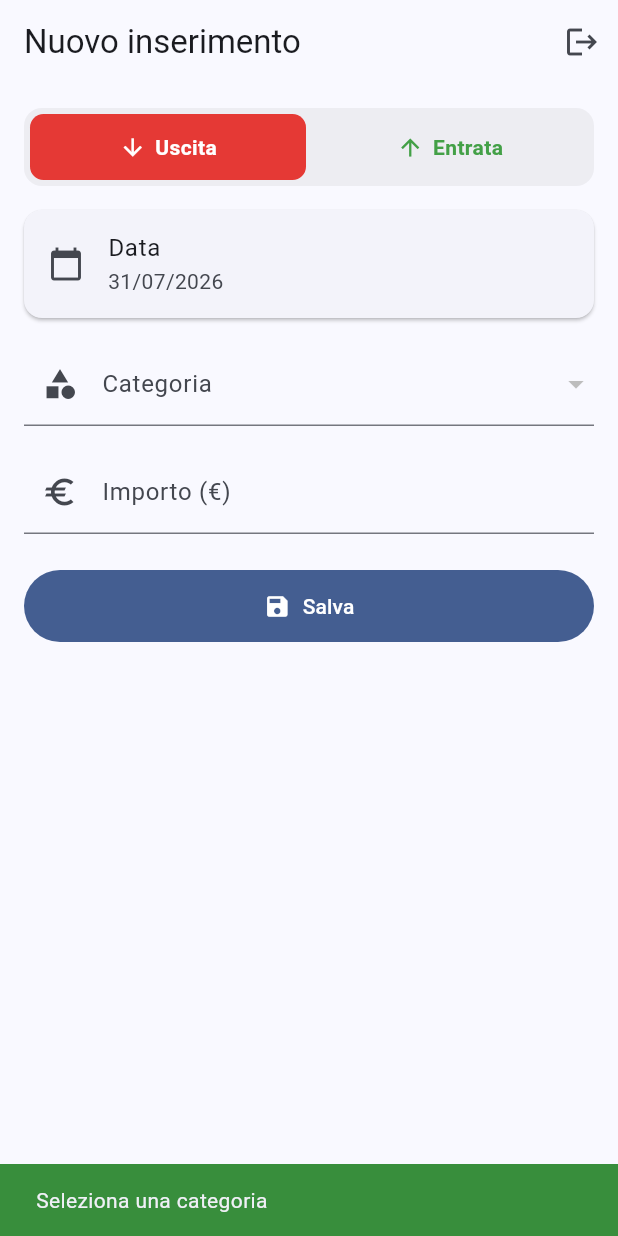
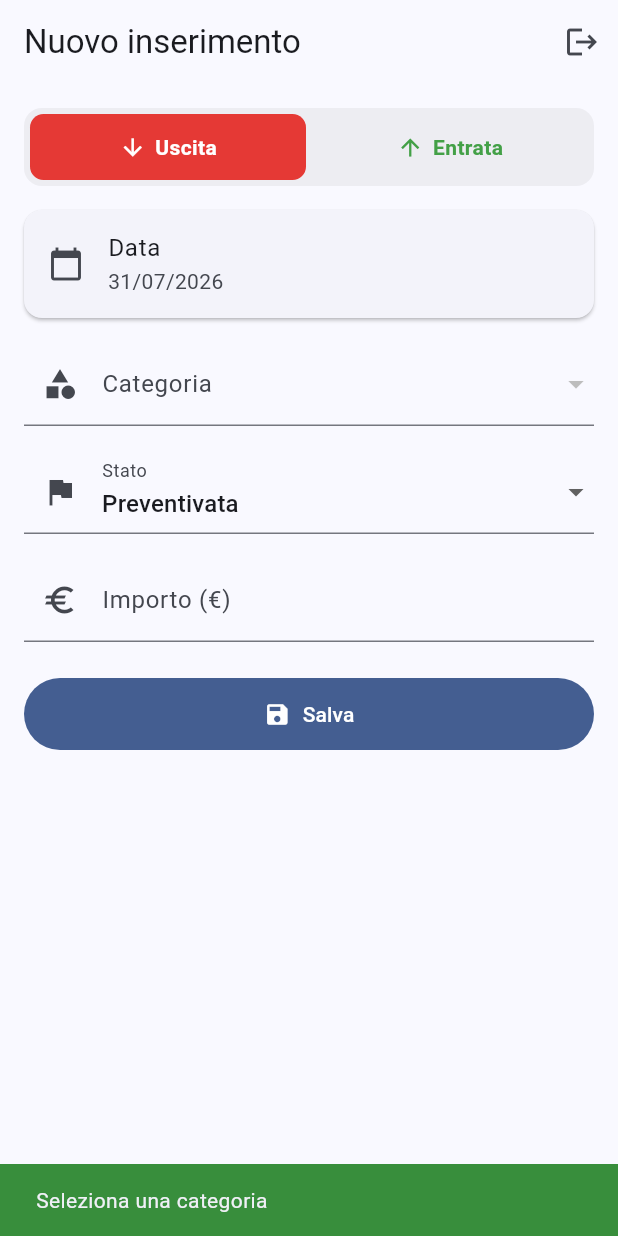
Before and after one commit to PaoloZXS/GeoGestioneSpese, a Flutter app: the InsertScreen screen opened directly, after a tap on "Salva", on a phone screen of 412 x 824 dp. Run offline on Flutter 3.47's test engine with Material 3 defaults, Android fonts, the phone set to English and light mode, and no system bars; our stand-ins replace supabase_flutter; accounts and stored records are empty.

Commit message:
App mobile: select stato (ESEGUITA/PREVENTIVATA/SCADUTA)
Aggiunge il campo Stato nel form di inserimento dell'app mobile, mostrato solo per le uscite, salvato nella colonna stato.

```diff
--- a/mobile/lib/src/insert_screen.dart
+++ b/mobile/lib/src/insert_screen.dart
@@ -19,6 +19,7 @@ class _InsertScreenState extends State<InsertScreen> {
   bool _isEntrata = false; // false = uscita
   DateTime _data = DateTime.now();
   String? _categoria;
+  String _stato = 'preventivata';
   List<Map<String, dynamic>> _categorie = [];
   bool _caricandoCategorie = true;
   bool _salvando = false;
@@ -117,7 +118,7 @@ class _InsertScreenState extends State<InsertScreen> {
           'data': dataStr,
           'descrizione': _categoria,
           'importo': importo,
-          'stato': 'preventivata',
+          'stato': _stato,
           'origine': 'mobile',
           'visto_da_desktop': false,
         });
@@ -127,6 +128,7 @@ class _InsertScreenState extends State<InsertScreen> {
       setState(() {
         _salvando = false;
         _categoria = null;
+        _stato = 'preventivata';
         _importoController.clear();
       });
       _messaggio('Salvato!');
@@ -213,6 +215,29 @@ class _InsertScreenState extends State<InsertScreen> {
                   : (v) => setState(() => _categoria = v),
             ),
             const SizedBox(height: 16),
+
+            // ---- STATO (solo per uscite) ----
+            if (!_isEntrata) ...[
+              DropdownButtonFormField<String>(
+                value: _stato,
+                decoration: const InputDecoration(
+                  labelText: 'Stato',
+                  prefixIcon: Icon(Icons.flag),
+                ),
+                items: const [
+                  DropdownMenuItem(
+                    value: 'preventivata',
+                    child: Text('Preventivata'),
+                  ),
+                  DropdownMenuItem(value: 'eseguita', child: Text('Eseguita')),
+                  DropdownMenuItem(value: 'scaduta', child: Text('Scaduta')),
+                ],
+                onChanged: _salvando
+                    ? null
+                    : (v) => setState(() => _stato = v ?? 'preventivata'),
+              ),
+              const SizedBox(height: 16),
+            ],
 
             // ---- IMPORTO ----
             TextField(
```
